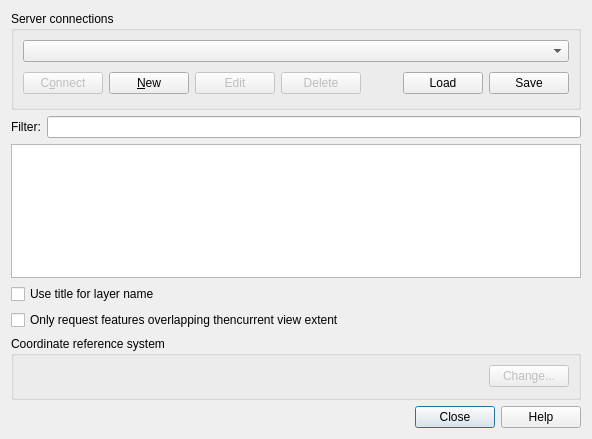
Above: src/ui/qgswfssourceselectbase.ui from qgis/QGIS before the change. Below: the same form after it.
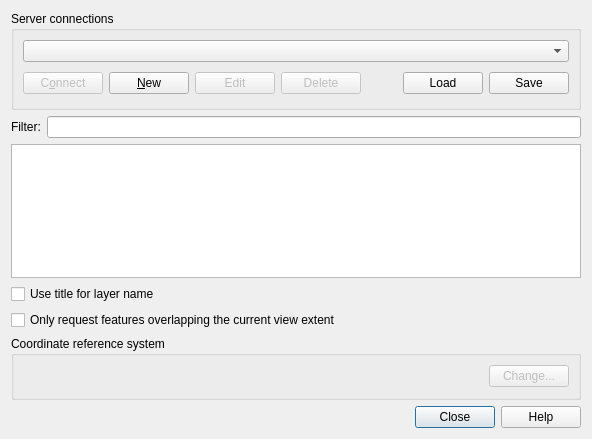
That is the form after the change.

Patch:
```diff
--- a/src/ui/qgswfssourceselectbase.ui
+++ b/src/ui/qgswfssourceselectbase.ui
@@ -220,7 +220,7 @@
    <item row="4" column="0">
     <widget class="QCheckBox" name="cbxFeatureCurrentViewExtent">
      <property name="text">
-      <string>Only request features overlapping thencurrent view extent</string>
+      <string>Only request features overlapping the current view extent</string>
      </property>
     </widget>
    </item>
```
